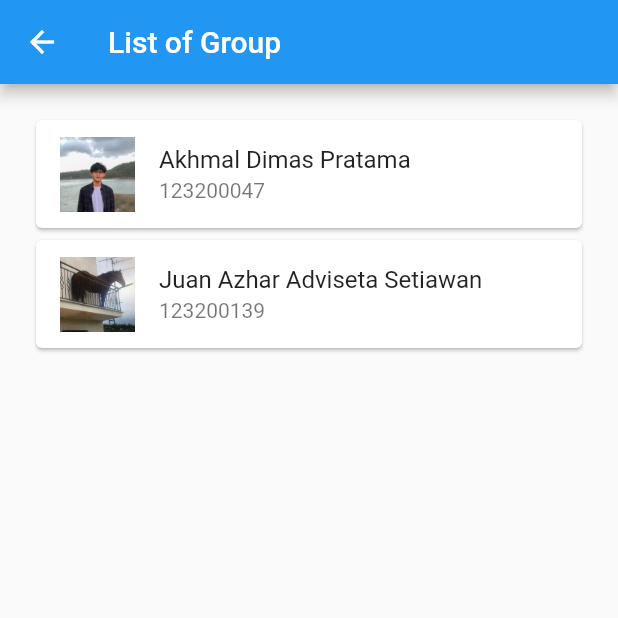
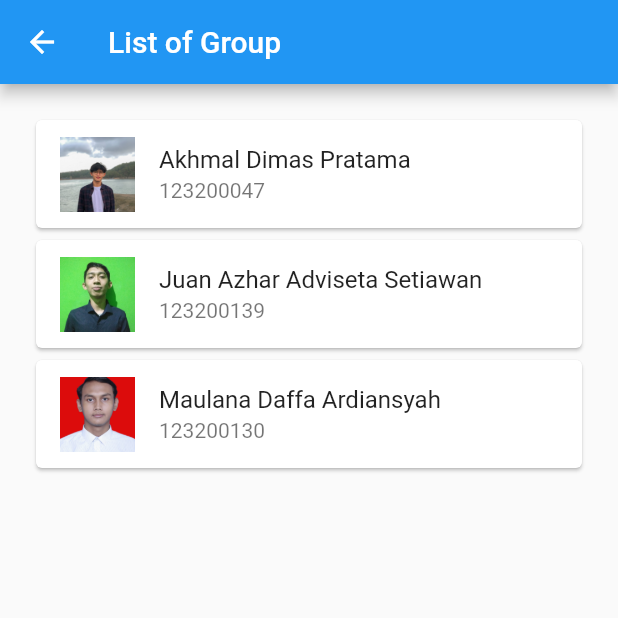
Before and after one commit to maldimz/Tugas-4-TPM, a Flutter app: the GroupPage screen opened directly, on a phone screen of 412 x 824 dp, the top half of it. Run offline on Flutter 3.47's test engine with Material 2 defaults, Android fonts, the phone set to English and light mode, and no system bars.

Commit message:
Fix: error stopwatch close when start, add users

```diff
--- a/lib/data/users.dart
+++ b/lib/data/users.dart
@@ -38,5 +38,14 @@ var usersList = [
       born: 'Yogyakarta, 25 January 2003',
       classes: 'TPM IF-H',
       hope: 'Menjadi Dosen',
-      image: 'assets/images/juan.jpg')
+      image: 'assets/images/juan.jpg'),
+  Users(
+      username: "maulana",
+      password: "daffa",
+      nim: "123200130",
+      name: "Maulana Daffa Ardiansyah",
+      born: "Sleman, 25 Mei 2002",
+      classes: "TPM-IF-H",
+      hope: "Menjadi orang kaya",
+      image: "assets/images/daffa.jpeg")
 ];
```
Also changed, not shown: lib/pages/stopwatch_page.dart (+10 -1 lines), assets/images/daffa.jpeg (added), assets/images/juan.jpg.
